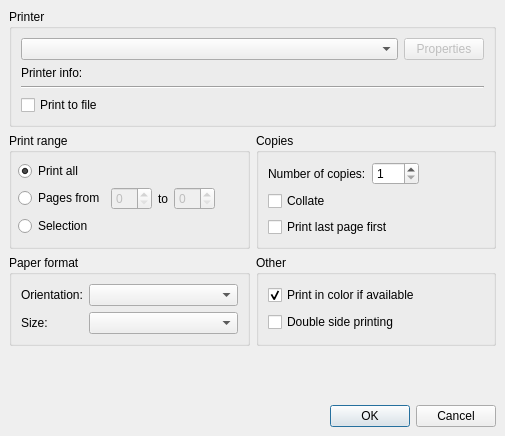
Old version of the form src/gui/dialogs/qprintdialog.ui in the repository Fat-Zer/qt4-historical.
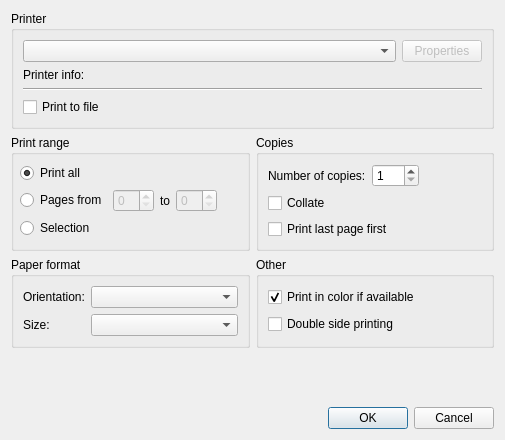
New version of the form.

```diff
--- a/src/gui/dialogs/qprintdialog.ui
+++ b/src/gui/dialogs/qprintdialog.ui
@@ -43,78 +43,32 @@
     <x>0</x>
     <y>0</y>
     <width>505</width>
-    <height>436</height>
+    <height>440</height>
    </rect>
   </property>
   <property name="windowTitle" >
    <string>Print dialog</string>
   </property>
+  <layout class="QVBoxLayout" >
+   <item>
+    <widget class="QWidget" native="1" name="generalWidget" >
   <layout class="QGridLayout" >
-   <property name="margin" >
-    <number>9</number>
-   </property>
-   <property name="spacing" >
-    <number>6</number>
-   </property>
-   <item row="2" column="0" >
-    <widget class="QGroupBox" name="gbPageProperties" >
-     <property name="title" >
-      <string>Paper format</string>
-     </property>
-     <layout class="QGridLayout" >
-      <property name="margin" >
-       <number>9</number>
+      <property name="leftMargin" >
+       <number>0</number>
+      </property>
+      <property name="topMargin" >
+       <number>0</number>
+      </property>
+      <property name="rightMargin" >
+       <number>0</number>
+      </property>
+      <property name="bottomMargin" >
+       <number>0</number>
       </property>
-      <property name="spacing" >
-       <number>6</number>
-      </property>
-      <item row="1" column="0" >
-       <widget class="QLabel" name="label_4" >
-        <property name="text" >
-         <string>Size:</string>
-        </property>
-       </widget>
-      </item>
-      <item row="0" column="0" >
-       <widget class="QLabel" name="label_3" >
-        <property name="text" >
-         <string>Orientation:</string>
-        </property>
-       </widget>
-      </item>
-      <item row="0" column="1" >
-       <widget class="QComboBox" name="cbPaperLayout" >
-        <property name="sizePolicy" >
-         <sizepolicy>
-          <hsizetype>7</hsizetype>
-          <vsizetype>0</vsizetype>
-          <horstretch>0</horstretch>
-          <verstretch>0</verstretch>
-         </sizepolicy>
-        </property>
-       </widget>
-      </item>
-      <item row="1" column="1" >
-       <widget class="QComboBox" name="cbPaperSize" >
-        <property name="sizePolicy" >
-         <sizepolicy>
-          <hsizetype>7</hsizetype>
-          <vsizetype>0</vsizetype>
-          <horstretch>0</horstretch>
-          <verstretch>0</verstretch>
-         </sizepolicy>
-        </property>
-       </widget>
-      </item>
-     </layout>
-    </widget>
-   </item>
    <item row="0" column="0" colspan="2" >
     <widget class="QGroupBox" name="gbDestination" >
      <property name="sizePolicy" >
-      <sizepolicy>
-       <hsizetype>5</hsizetype>
-       <vsizetype>1</vsizetype>
+         <sizepolicy vsizetype="Minimum" hsizetype="Preferred" >
        <horstretch>0</horstretch>
        <verstretch>0</verstretch>
       </sizepolicy>
@@ -132,9 +86,7 @@
       <item>
        <widget class="QStackedWidget" name="stackedWidget" >
         <property name="sizePolicy" >
-         <sizepolicy>
-          <hsizetype>5</hsizetype>
-          <vsizetype>1</vsizetype>
+            <sizepolicy vsizetype="Minimum" hsizetype="Preferred" >
           <horstretch>0</horstretch>
           <verstretch>0</verstretch>
          </sizepolicy>
@@ -161,9 +113,7 @@
             <item>
              <widget class="QComboBox" name="cbPrinters" >
               <property name="sizePolicy" >
-               <sizepolicy>
-                <hsizetype>7</hsizetype>
-                <vsizetype>1</vsizetype>
+                  <sizepolicy vsizetype="Minimum" hsizetype="Expanding" >
                 <horstretch>0</horstretch>
                 <verstretch>0</verstretch>
                </sizepolicy>
@@ -176,9 +126,7 @@
                <bool>false</bool>
               </property>
               <property name="sizePolicy" >
-               <sizepolicy>
-                <hsizetype>1</hsizetype>
-                <vsizetype>1</vsizetype>
+                  <sizepolicy vsizetype="Minimum" hsizetype="Minimum" >
                 <horstretch>0</horstretch>
                 <verstretch>0</verstretch>
                </sizepolicy>
@@ -208,9 +156,7 @@
             <item>
              <widget class="QLabel" name="lbPrinterInfo" >
               <property name="sizePolicy" >
-               <sizepolicy>
-                <hsizetype>3</hsizetype>
-                <vsizetype>5</vsizetype>
+                  <sizepolicy vsizetype="Preferred" hsizetype="MinimumExpanding" >
                 <horstretch>0</horstretch>
                 <verstretch>0</verstretch>
                </sizepolicy>
@@ -291,9 +237,7 @@
    <item row="1" column="0" >
     <widget class="QGroupBox" name="gbPrintRange" >
      <property name="sizePolicy" >
-      <sizepolicy>
-       <hsizetype>5</hsizetype>
-       <vsizetype>1</vsizetype>
+         <sizepolicy vsizetype="Minimum" hsizetype="Preferred" >
        <horstretch>0</horstretch>
        <verstretch>0</verstretch>
       </sizepolicy>
@@ -382,9 +326,7 @@
    <item row="1" column="1" >
     <widget class="QGroupBox" name="gbCopies" >
      <property name="sizePolicy" >
-      <sizepolicy>
-       <hsizetype>1</hsizetype>
-       <vsizetype>1</vsizetype>
+         <sizepolicy vsizetype="Minimum" hsizetype="Minimum" >
        <horstretch>0</horstretch>
        <verstretch>0</verstretch>
       </sizepolicy>
@@ -459,12 +401,71 @@
      </layout>
     </widget>
    </item>
+      <item row="2" column="0" >
+       <widget class="QGroupBox" name="gbPageProperties" >
+        <property name="title" >
+         <string>Paper format</string>
+        </property>
+        <layout class="QGridLayout" >
+         <property name="leftMargin" >
+          <number>9</number>
+         </property>
+         <property name="topMargin" >
+          <number>9</number>
+         </property>
+         <property name="rightMargin" >
+          <number>9</number>
+         </property>
+         <property name="bottomMargin" >
+          <number>9</number>
+         </property>
+         <property name="horizontalSpacing" >
+          <number>6</number>
+         </property>
+         <property name="verticalSpacing" >
+          <number>6</number>
+         </property>
+         <item row="1" column="0" >
+          <widget class="QLabel" name="label_4" >
+           <property name="text" >
+            <string>Size:</string>
+           </property>
+          </widget>
+         </item>
+         <item row="0" column="0" >
+          <widget class="QLabel" name="label_3" >
+           <property name="text" >
+            <string>Orientation:</string>
+           </property>
+          </widget>
+         </item>
+         <item row="0" column="1" >
+          <widget class="QComboBox" name="cbPaperLayout" >
+           <property name="sizePolicy" >
+            <sizepolicy vsizetype="Fixed" hsizetype="Expanding" >
+             <horstretch>0</horstretch>
+             <verstretch>0</verstretch>
+            </sizepolicy>
+           </property>
+          </widget>
+         </item>
+         <item row="1" column="1" >
+          <widget class="QComboBox" name="cbPaperSize" >
+           <property name="sizePolicy" >
+            <sizepolicy vsizetype="Fixed" hsizetype="Expanding" >
+             <horstretch>0</horstretch>
+             <verstretch>0</verstretch>
+            </sizepolicy>
+           </property>
+          </widget>
+         </item>
+        </layout>
+       </widget>
+      </item>
    <item row="2" column="1" >
     <widget class="QGroupBox" name="gbOther" >
      <property name="sizePolicy" >
-      <sizepolicy>
-       <hsizetype>1</hsizetype>
-       <vsizetype>5</vsizetype>
+         <sizepolicy vsizetype="Preferred" hsizetype="Minimum" >
        <horstretch>0</horstretch>
        <verstretch>0</verstretch>
       </sizepolicy>
@@ -479,6 +480,18 @@
       <property name="spacing" >
        <number>6</number>
       </property>
+         <property name="leftMargin" >
+          <number>9</number>
+         </property>
+         <property name="topMargin" >
+          <number>9</number>
+         </property>
+         <property name="rightMargin" >
+          <number>9</number>
+         </property>
+         <property name="bottomMargin" >
+          <number>9</number>
+         </property>
       <item>
        <widget class="QCheckBox" name="chbColor" >
         <property name="text" >
@@ -506,13 +519,16 @@
      </property>
      <property name="sizeHint" >
       <size>
-       <width>391</width>
-       <height>16</height>
+          <width>0</width>
+          <height>10</height>
       </size>
      </property>
     </spacer>
    </item>
-   <item row="4" column="0" colspan="2" >
+     </layout>
+    </widget>
+   </item>
+   <item>
     <widget class="QDialogButtonBox" name="buttonBox" >
      <property name="orientation" >
       <enum>Qt::Horizontal</enum>
```
Left out of the diff: 163 changed lines with no effect on the pictures. Lines whose indentation alone changed are shown as unchanged.
